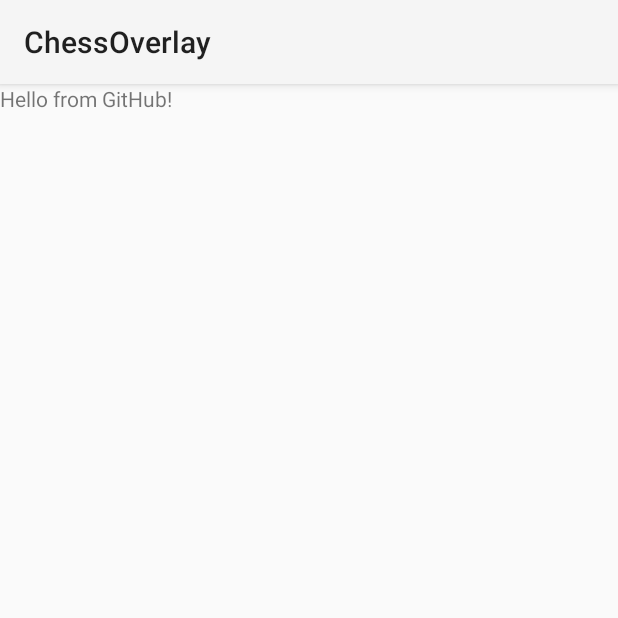
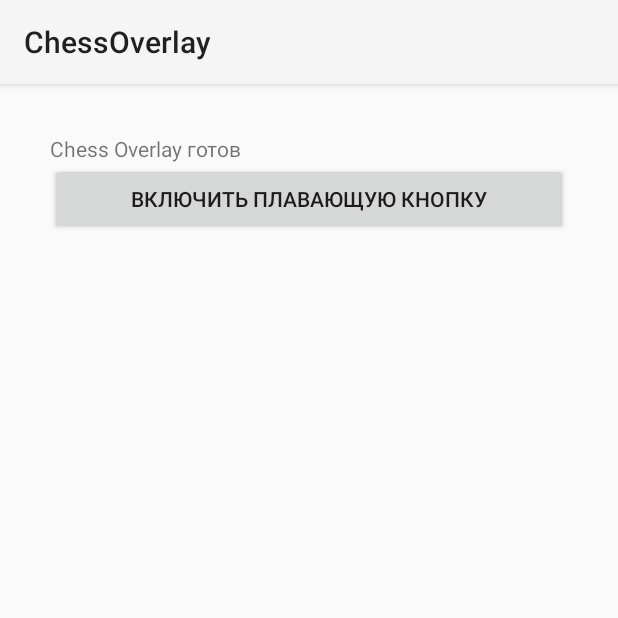
Before and after one commit to cafadhsh/chess-overlay, an Android app: the screen it shows after launch (MainActivity), on a phone screen of 412 x 824 dp, the top half of it. Run offline under Robolectric (Android 15) with nearby library versions, the phone set to English and light mode, and no system bars.

Commit message:
overlay button

```diff
--- a/app/src/main/AndroidManifest.xml
+++ b/app/src/main/AndroidManifest.xml
@@ -1,4 +1,6 @@
 <manifest xmlns:android="http://schemas.android.com/apk/res/android">
+    <uses-permission android:name="android.permission.SYSTEM_ALERT_WINDOW" />
+
     <application android:label="ChessOverlay" android:theme="@style/Theme.AppCompat.Light">
         <activity android:name=".MainActivity" android:exported="true">
             <intent-filter>
@@ -6,5 +8,6 @@
                 <category android:name="android.intent.category.LAUNCHER" />
             </intent-filter>
         </activity>
+        <service android:name=".OverlayService" android:exported="false" />
     </application>
 </manifest>
--- a/app/src/main/java/com/example/chesoverlay/MainActivity.kt
+++ b/app/src/main/java/com/example/chesoverlay/MainActivity.kt
@@ -1,12 +1,42 @@
 package com.example.chesoverlay
+
+import android.content.Intent
+import android.net.Uri
 import android.os.Bundle
+import android.provider.Settings
+import android.widget.Button
+import android.widget.LinearLayout
 import android.widget.TextView
 import androidx.appcompat.app.AppCompatActivity
+
 class MainActivity : AppCompatActivity() {
     override fun onCreate(savedInstanceState: Bundle?) {
         super.onCreate(savedInstanceState)
-        val tv = TextView(this)
-        tv.text = "Hello from GitHub!"
-        setContentView(tv)
+
+        val layout = LinearLayout(this).apply {
+            orientation = LinearLayout.VERTICAL
+            setPadding(50, 50, 50, 50)
+        }
+
+        val tv = TextView(this).apply { text = "Chess Overlay готов" }
+
+        val btn = Button(this).apply {
+            text = "Включить плавающую кнопку"
+            setOnClickListener {
+                // Проверяем, дал ли пользователь разрешение на оверлей
+                if (!Settings.canDrawOverlays(this@MainActivity)) {
+                    // Если нет - отправляем в настройки
+                    val intent = Intent(Settings.ACTION_MANAGE_OVERLAY_PERMISSION, Uri.parse("package:$packageName"))
+                    startActivity(intent)
+                } else {
+                    // Если да - запускаем службу
+                    startService(Intent(this@MainActivity, OverlayService::class.java))
+                }
+            }
+        }
+
+        layout.addView(tv)
+        layout.addView(btn)
+        setContentView(layout)
     }
 }
```
Also changed, not shown: app/src/main/java/com/example/chesoverlay/OverlayService.kt (added, +51 -0 lines).
